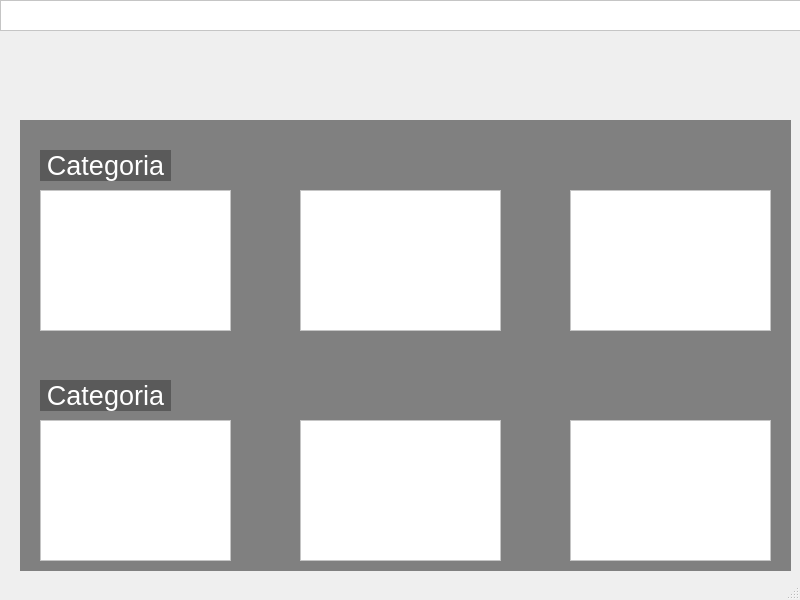
First picture: the form in telas/untitled.ui, repository Alisson-Rodrigo/poo-II, before the edit.
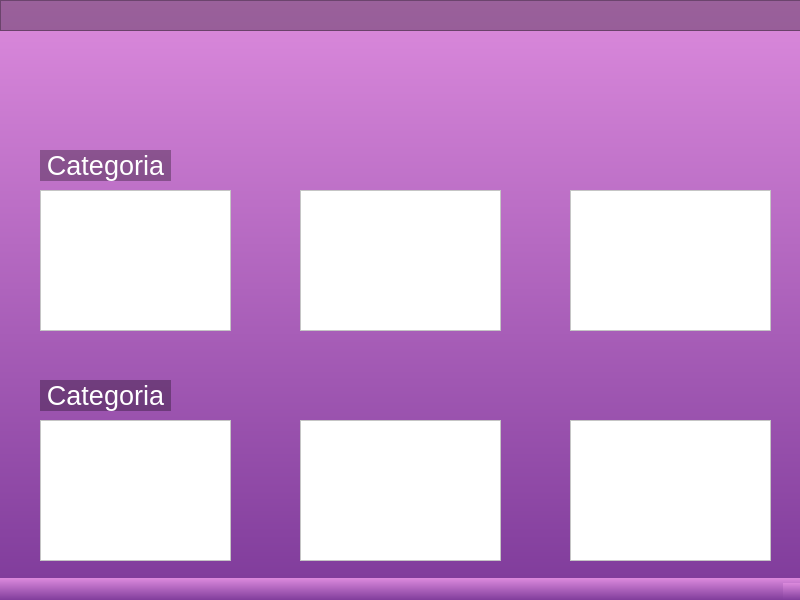
Second picture: the form after the edit.

```diff
--- a/telas/untitled.ui
+++ b/telas/untitled.ui
@@ -14,7 +14,8 @@
    <string>MainWindow</string>
   </property>
   <property name="styleSheet">
-   <string notr="true"/>
+   <string notr="true">background: qlineargradient(spread:pad, x1:0, y1:0, x2:0, y2:1, stop:0 rgb(220, 138, 221), stop:1 rgb(129, 61, 156));
+</string>
   </property>
   <widget class="QWidget" name="centralwidget">
    <widget class="QFrame" name="frame">
@@ -84,7 +85,7 @@
      </rect>
     </property>
     <property name="styleSheet">
-     <string notr="true">background-color: white;</string>
+     <string notr="true">background-color: rgba(0, 0, 0,0.3);</string>
     </property>
     <property name="frameShape">
      <enum>QFrame::StyledPanel</enum>
@@ -200,29 +201,6 @@
      <set>Qt::AlignCenter</set>
     </property>
    </widget>
-   <widget class="QWidget" name="widget" native="true">
-    <property name="geometry">
-     <rect>
-      <x>20</x>
-      <y>120</y>
-      <width>771</width>
-      <height>451</height>
-     </rect>
-    </property>
-    <property name="styleSheet">
-     <string notr="true">background-color: gray;</string>
-    </property>
-   </widget>
-   <zorder>widget</zorder>
-   <zorder>frame</zorder>
-   <zorder>frame_2</zorder>
-   <zorder>frame_3</zorder>
-   <zorder>frame_4</zorder>
-   <zorder>frame_5</zorder>
-   <zorder>frame_6</zorder>
-   <zorder>frame_7</zorder>
-   <zorder>label</zorder>
-   <zorder>label_2</zorder>
   </widget>
   <widget class="QStatusBar" name="statusbar"/>
  </widget>
```
